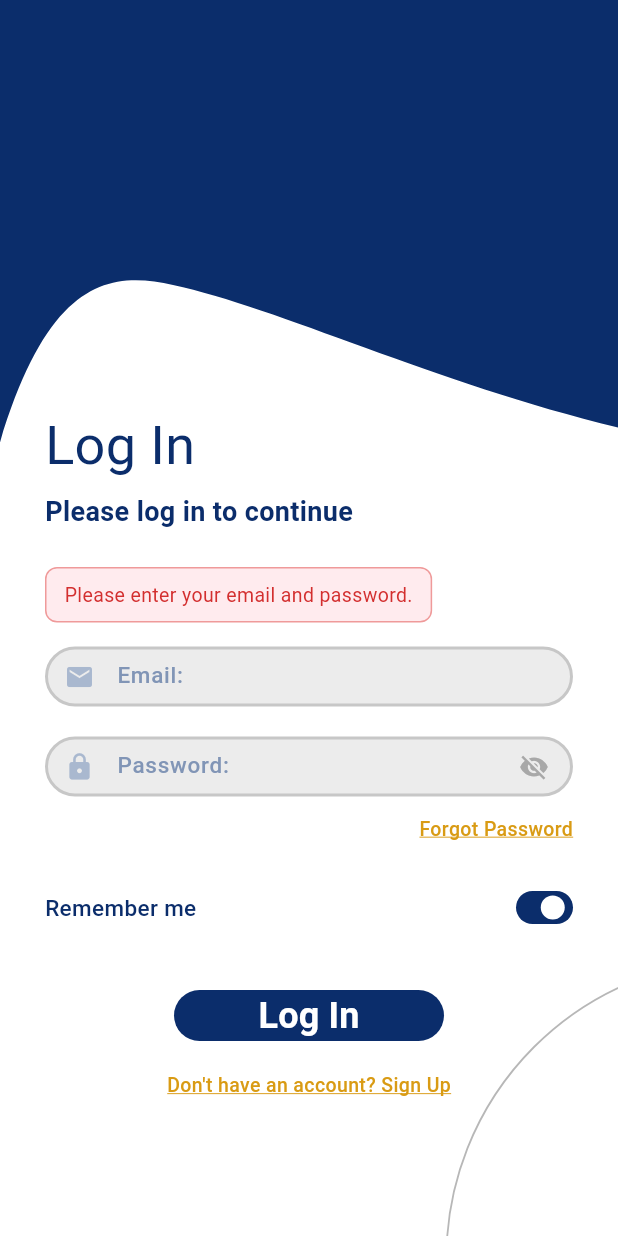
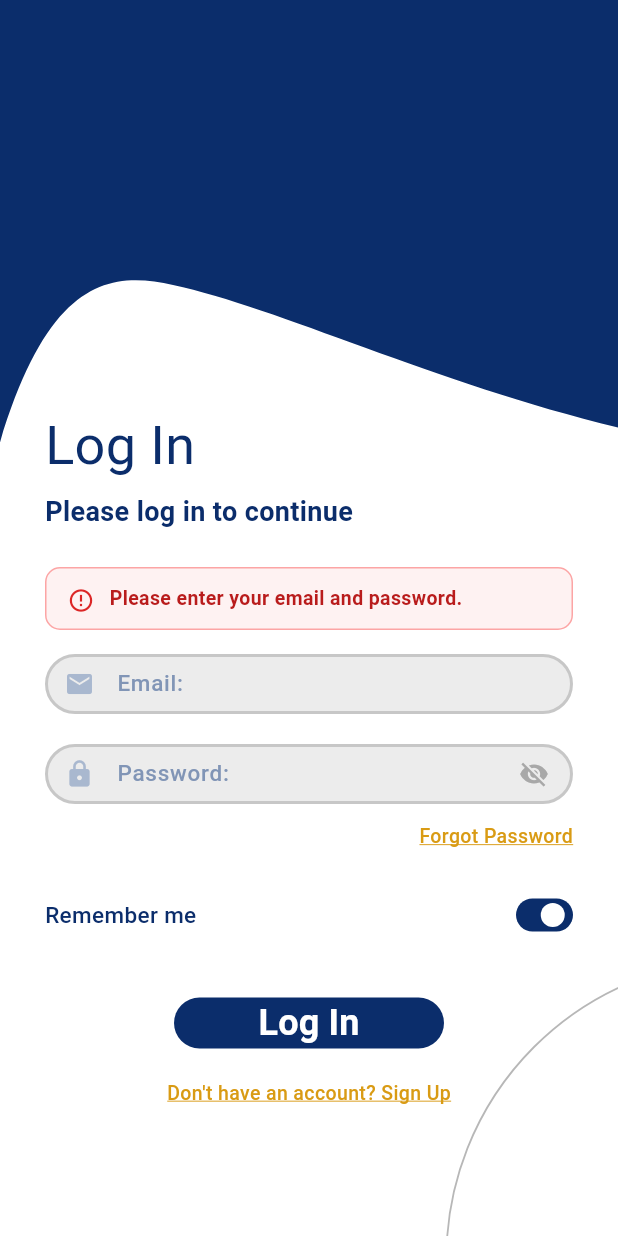
Before and after one commit to aastu-gibigubae/aastu_gibigubae_resource_app_frontend, a Flutter app: the LoginPage screen opened by its route, after a tap on "Log In", on a phone screen of 412 x 824 dp. Run offline on Flutter 3.47's test engine with Material 3 defaults, Android fonts, the phone set to English and light mode, and no system bars; our stand-ins replace connectivity_plus, device_info_plus, dio, flutter_riverpod, flutter_secure_storage, go_router and 2 more; accounts and stored records are empty; network calls fail; Roboto replaces fonts that are missing (Poppins).

Commit message:
fix(auth): clean user-facing error messages for duplicate emails and server errors

```diff
--- a/lib/core/network/error_interceptor.dart
+++ b/lib/core/network/error_interceptor.dart
@@ -83,6 +83,12 @@ class ErrorInterceptor extends Interceptor {
     if (reasonCode == 'reverification_overdue') {
       return ReverificationOverdueException(message: message);
     }
+    if (normalizedCode == 'email_already_exists' ||
+        code == 400 ||
+        code == 409 ||
+        code == 422) {
+      return ValidationException(message: message);
+    }
 
     switch (code) {
       case 401:
--- a/lib/features/auth/domain/usecases/login.dart
+++ b/lib/features/auth/domain/usecases/login.dart
@@ -1,3 +1,4 @@
+import '../../../../core/errors/error_mapper.dart';
 import '../../../../core/errors/failure.dart';
 import '../entities/user.dart';
 import '../repositories/auth_repository.dart';
@@ -30,7 +31,7 @@ class LoginUseCase {
 
   Failure _mapError(Object e) {
     if (e is Failure) return e;
-    return UnknownFailure(e.toString());
+    return ErrorMapper.fromError(e);
   }
 }
 
--- a/lib/features/auth/domain/usecases/signup.dart
+++ b/lib/features/auth/domain/usecases/signup.dart
@@ -1,3 +1,4 @@
+import '../../../../core/errors/error_mapper.dart';
 import '../../../../core/errors/failure.dart';
 import '../entities/user.dart';
 import '../repositories/auth_repository.dart';
@@ -34,7 +35,7 @@ class SignupUseCase {
 
   Failure _mapError(Object e) {
     if (e is Failure) return e;
-    return UnknownFailure(e.toString());
+    return ErrorMapper.fromError(e);
   }
 }
 
--- a/lib/features/auth/presentation/pages/login_page.dart
+++ b/lib/features/auth/presentation/pages/login_page.dart
@@ -119,18 +119,32 @@ class _LoginPageState extends ConsumerState<LoginPage> {
                   if (_errorMessage != null) ...[
                     Container(
                       padding: const EdgeInsets.symmetric(
-                          horizontal: 12, vertical: 8),
+                          horizontal: 14, vertical: 10),
                       decoration: BoxDecoration(
-                        color: Colors.red.shade50,
-                        borderRadius: BorderRadius.circular(8),
-                        border: Border.all(color: Colors.red.shade200),
+                        color: const Color(0xFFFEF2F2),
+                        borderRadius: BorderRadius.circular(10),
+                        border: Border.all(color: const Color(0xFFFCA5A5)),
                       ),
-                      child: Text(
-                        _errorMessage!,
-                        style: TextStyle(
-                          color: Colors.red.shade700,
-                          fontSize: 13,
-                        ),
+                      child: Row(
+                        crossAxisAlignment: CrossAxisAlignment.start,
+                        children: [
+                          const Padding(
+                            padding: EdgeInsets.only(top: 2),
+                            child: Icon(Icons.error_outline,
+                                color: Color(0xFFDC2626), size: 18),
+                          ),
+                          const SizedBox(width: 10),
+                          Expanded(
+                            child: Text(
+                              _errorMessage!,
+                              style: const TextStyle(
+                                color: Color(0xFFB91C1C),
+                                fontSize: 13,
+                                fontWeight: FontWeight.w600,
+                              ),
+                            ),
+                          ),
+                        ],
                       ),
                     ),
                     const SizedBox(height: 16),
```
Also changed, not shown: lib/core/errors/error_mapper.dart (+24 -3 lines), lib/features/auth/domain/usecases/refresh_session.dart (+4 -3 lines), lib/features/auth/presentation/pages/sign_up_page.dart (+47 -11 lines), 1 other file.
